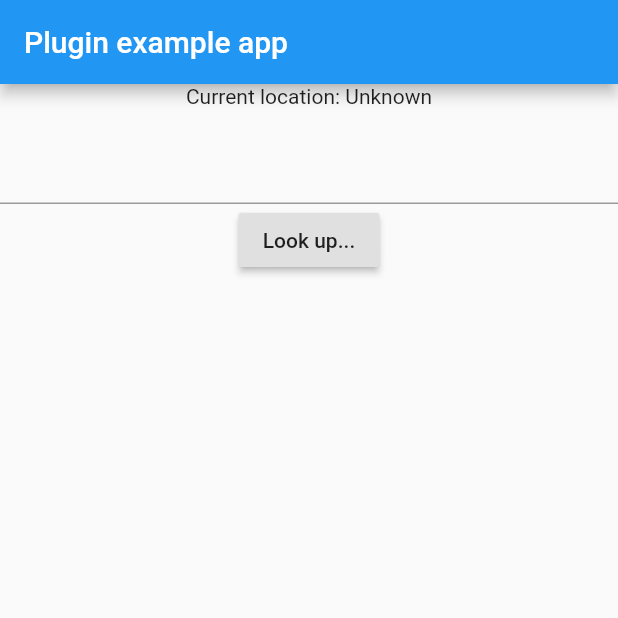
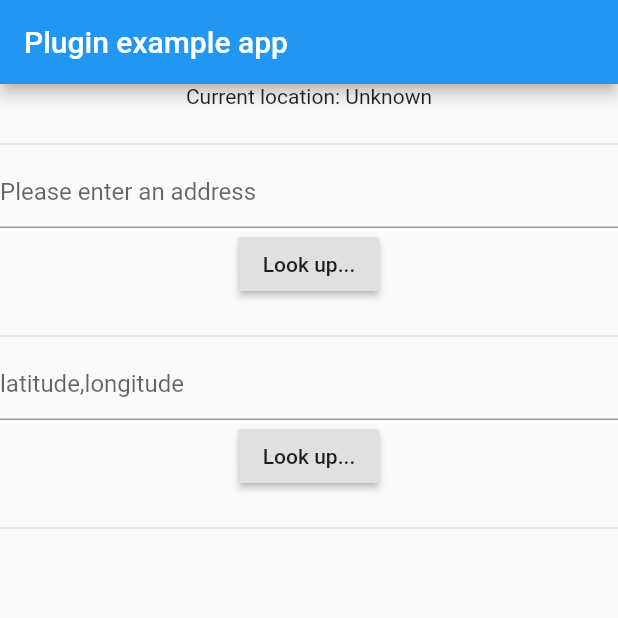
Before and after one commit to Baseflow/flutter-geolocator, a Flutter app: the screen it shows after launch, after a tap on "Look up...", on a phone screen of 412 x 824 dp, the top half of it. Run offline on Flutter 3.47's test engine with Material 2 defaults, Android fonts, the light colour scheme and no system bars.

Commit message:
Added reverse lookup to example app

```diff
--- a/example/lib/main.dart
+++ b/example/lib/main.dart
@@ -18,8 +18,10 @@ class _MyAppState extends State<MyApp> {
   Geolocator _geolocator = new Geolocator();
   Position _position;
   String _placemarkCoords = '';
+  String _placemark = '';
   StreamSubscription<Position> _positionSubscription;
   TextEditingController _addressTextController = new TextEditingController();
+  TextEditingController _coordinatesTextController = new TextEditingController();
 
   @override
   void initState() {
@@ -54,13 +56,27 @@ class _MyAppState extends State<MyApp> {
     });
   }
 
-  void onPressed() async {
+    void onLookupCoordinatesPressed() async {
     List<Placemark> placemarks = await _geolocator.toPlacemark(_addressTextController.text);
 
     if(placemarks != null && placemarks.length >= 1) {
       var pos = placemarks[0];
       setState(() {
               _placemarkCoords = pos.position.latitude.toString() + ', ' + pos.position.longitude.toString();
+            });
+    }
+  }
+
+  void onLookupAddressPressed() async {
+    var coords = _coordinatesTextController.text.split(',');
+    var latitude = double.parse(coords[0]);
+    var longitude = double.parse(coords[1]);
+    List<Placemark> placemarks = await _geolocator.fromPlacemark(latitude, longitude);
+
+    if(placemarks != null && placemarks.length >= 1) {
+      var pos = placemarks[0];
+      setState(() {
+              _placemark = pos.thoroughfare + ", " + pos.locality;
             });
     }
   }
@@ -80,14 +96,31 @@ class _MyAppState extends State<MyApp> {
           child: new Column (
             children: <Widget>[
               new Text('Current location: $position\n'),
+              new Divider(),
               new TextField(
+                decoration: new InputDecoration(
+                  hintText: "Please enter an address"
+                ),
                 controller: _addressTextController,
               ),
               new RaisedButton(
                 child: new Text('Look up...'),
-                onPressed: (){onPressed();},
+                onPressed: (){onLookupCoordinatesPressed();},
               ),
               new Text(_placemarkCoords),
+              new Divider(),
+              new TextField(
+                decoration: new InputDecoration(
+                  hintText: "latitude,longitude"
+                ),
+                controller: _coordinatesTextController,
+              ),
+              new RaisedButton(
+                child: new Text('Look up...'),
+                onPressed: (){onLookupAddressPressed();},
+              ),
+              new Text(_placemark),
+              new Divider(),
           ],
         ),
       )
```
